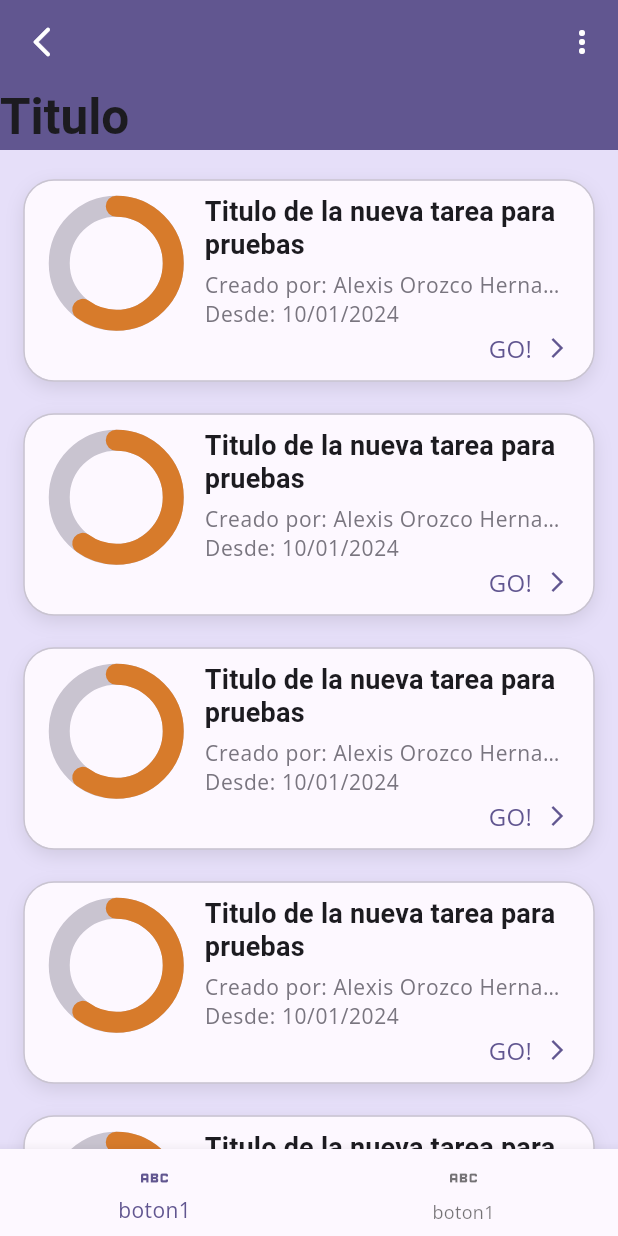
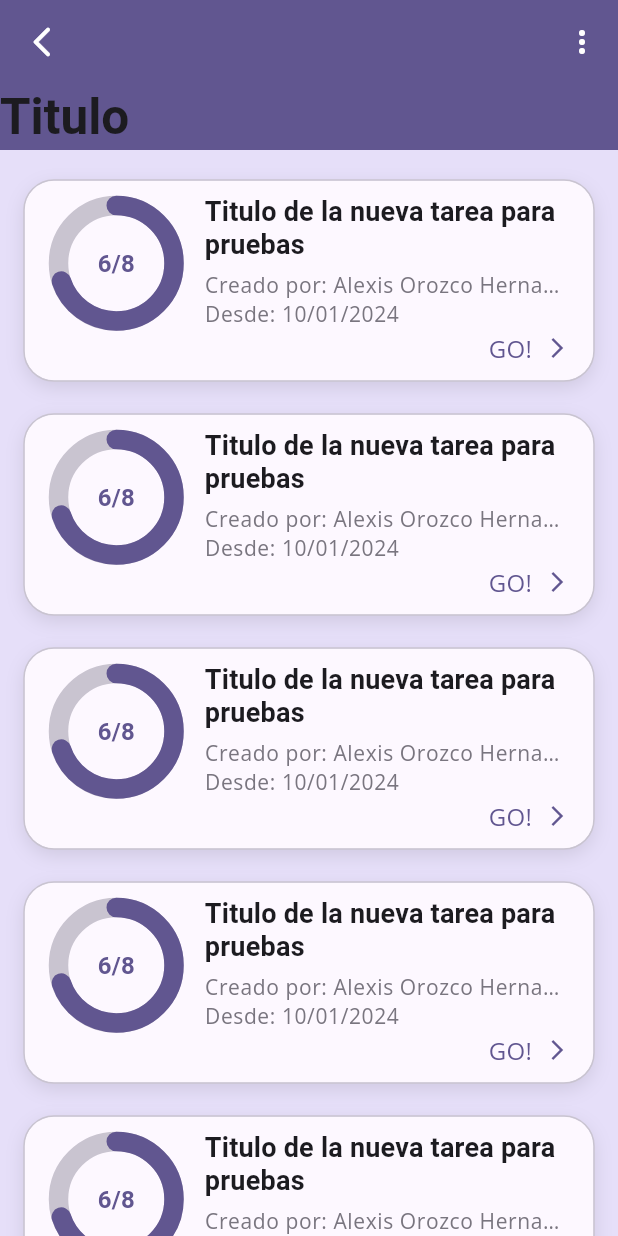
Before and after one commit to Alex10-dev/flutter-tasks-app, a Flutter app: the screen it shows after launch, on a phone screen of 412 x 824 dp. Run offline on Flutter 3.47's test engine with Material 3 defaults, Android fonts, the phone set to English and light mode, and no system bars; our stand-ins replace google_fonts.

Commit message:
Implemented slide animation for task cards

```diff
--- a/lib/presentation/screens/tasks/tasks_screen.dart
+++ b/lib/presentation/screens/tasks/tasks_screen.dart
@@ -1,5 +1,4 @@
 import 'package:flutter/material.dart';
-import 'package:task_app/presentation/widgets/shared/custom_bottom_navbar.dart';
 import 'package:task_app/presentation/widgets/widgets.dart';
 
 class TasksScreen extends StatelessWidget {
@@ -16,12 +15,14 @@ class TasksScreen extends StatelessWidget {
         body: CustomScrollList(
           sliverBody: SliverList(
             delegate: SliverChildBuilderDelegate((context, index) {
-              return TaskCard(index: index);
+              return SlideAnimation(
+                child: TaskCard(index: index)
+              );
             },
             childCount: 100,
             )),
           ),
-        bottomNavigationBar: const CustomBottomNavbar(),
+        // bottomNavigationBar: const CustomBottomNavbar(),
       ),
     );
   }
--- a/lib/presentation/widgets/shared/custom_circular_progress.dart
+++ b/lib/presentation/widgets/shared/custom_circular_progress.dart
@@ -7,6 +7,8 @@ class CustomCircularProgress extends StatefulWidget {
   final Color? progressColor;
   final double percent;
   final double? strokeWidth;
+  final String? text;
+  final TextStyle? textStyle;
 
   const CustomCircularProgress({
     super.key,
@@ -14,6 +16,8 @@ class CustomCircularProgress extends StatefulWidget {
     this.strokeWidth = 10,
     this.circleBackground,
     this.progressColor,
+    this.text,
+    this.textStyle,
   });
 
   @override
@@ -49,7 +53,9 @@ class _CustomCircularProgressState extends State<CustomCircularProgress> with Si
     oldPercent = widget.percent;
     progressController.forward(from: 0);
 
-    return AnimatedBuilder(
+    return Stack(
+      children: [
+        AnimatedBuilder(
           animation: progressController,
           builder: (context, child) {
             return Container(
@@ -66,6 +72,13 @@ class _CustomCircularProgressState extends State<CustomCircularProgress> with Si
               ),
             );
           },
+        ),
+
+        if( widget.text != null )
+          Center(
+            child: Text(widget.text!, style: widget.textStyle )
+          ),
+      ],
     );
   }
 }
--- /dev/null
+++ b/lib/presentation/widgets/shared/slide_animation.dart
@@ -0,0 +1,69 @@
+import 'package:flutter/material.dart';
+
+class SlideAnimation extends StatefulWidget {
+
+  final Widget child;
+
+  const SlideAnimation({
+    super.key,
+    required this.child
+  });
+
+  @override
+  State<SlideAnimation> createState() => _SlideAnimationState();
+}
+
+class _SlideAnimationState extends State<SlideAnimation> with SingleTickerProviderStateMixin{
+
+  late AnimationController _animationController;
+  late Animation<Offset> _slideAnimation;
+  late Animation<double> _fadeAnimation;
+
+  @override
+  void initState() {
+
+    super.initState();
+
+    _animationController = AnimationController(
+      vsync: this,
+      duration: const Duration(milliseconds: 600),
+    );
+
+    _slideAnimation = Tween<Offset>(
+      begin: const Offset(-1, 0), // Empieza fuera de pantalla
+      end: const Offset(0, 0),   // Termina alineado con la pantalla
+    ).animate(CurvedAnimation(
+      parent: _animationController,
+      curve: Curves.easeOut,
+    ));
+
+    _fadeAnimation = Tween<double>(
+      begin: 0.0,
+      end: 1.0,
+    ).animate(_animationController);
+
+    // Inicia la animación cuando el widget es construido
+    WidgetsBinding.instance.addPostFrameCallback((_) {
+      if (mounted) {
+        _animationController.forward();
+      }
+    });
+  }
+
+  @override
+  void dispose() {
+    _animationController.dispose();
+    super.dispose();
+  }
+
+  @override
+  Widget build(BuildContext context) {
+    return SlideTransition(
+      position: _slideAnimation,
+      child: FadeTransition(
+        opacity: _fadeAnimation,
+        child: widget.child,
+      ),
+    );
+  }
+}
--- a/lib/presentation/widgets/tasks/task_card.dart
+++ b/lib/presentation/widgets/tasks/task_card.dart
@@ -52,10 +52,12 @@ class TaskCard extends StatelessWidget {
                       height: 90,
                       width: 90,
                       child: CustomCircularProgress(
-                        percent: 60,
+                        percent: 70,
                         circleBackground: colorScheme.outlineVariant,
-                        progressColor: colorScheme.tertiary,
-                        strokeWidth: 14,
+                        progressColor: colorScheme.primary,
+                        strokeWidth: 13,
+                        text: '6/8',
+                        textStyle: textStyles.labelLarge!.copyWith(color: colorScheme.primary, fontWeight: FontWeight.bold),
                       )
                     )
                   ),
--- a/lib/presentation/widgets/widgets.dart
+++ b/lib/presentation/widgets/widgets.dart
@@ -1,6 +1,6 @@
+export 'package:task_app/presentation/widgets/shared/slide_animation.dart';
+export 'package:task_app/presentation/widgets/shared/custom_bottom_navbar.dart';
 export 'package:task_app/presentation/widgets/shared/custom_circular_progress.dart';
-
 export 'package:task_app/presentation/widgets/shared/custom_text_button.dart';
-
 export 'package:task_app/presentation/widgets/tasks/task_card.dart';
 export 'package:task_app/presentation/widgets/tasks/custom_scroll_list.dart';
```
Lines whose indentation alone changed are shown as unchanged.
